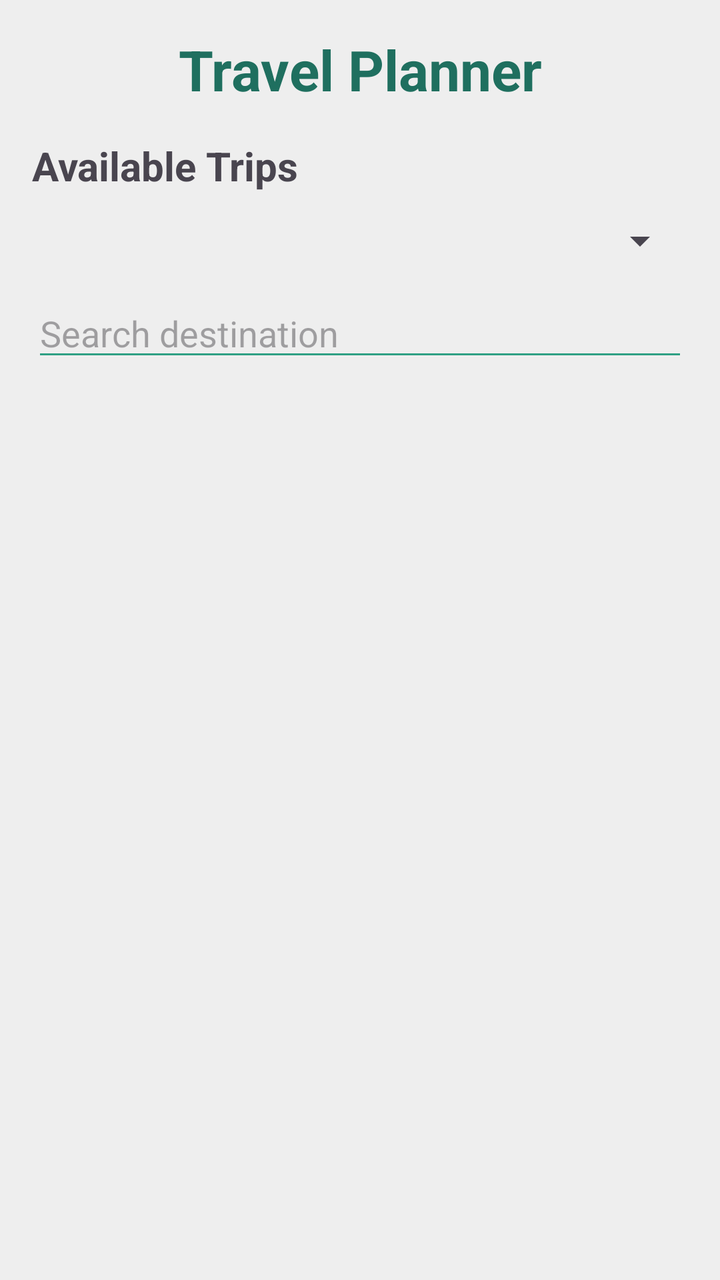
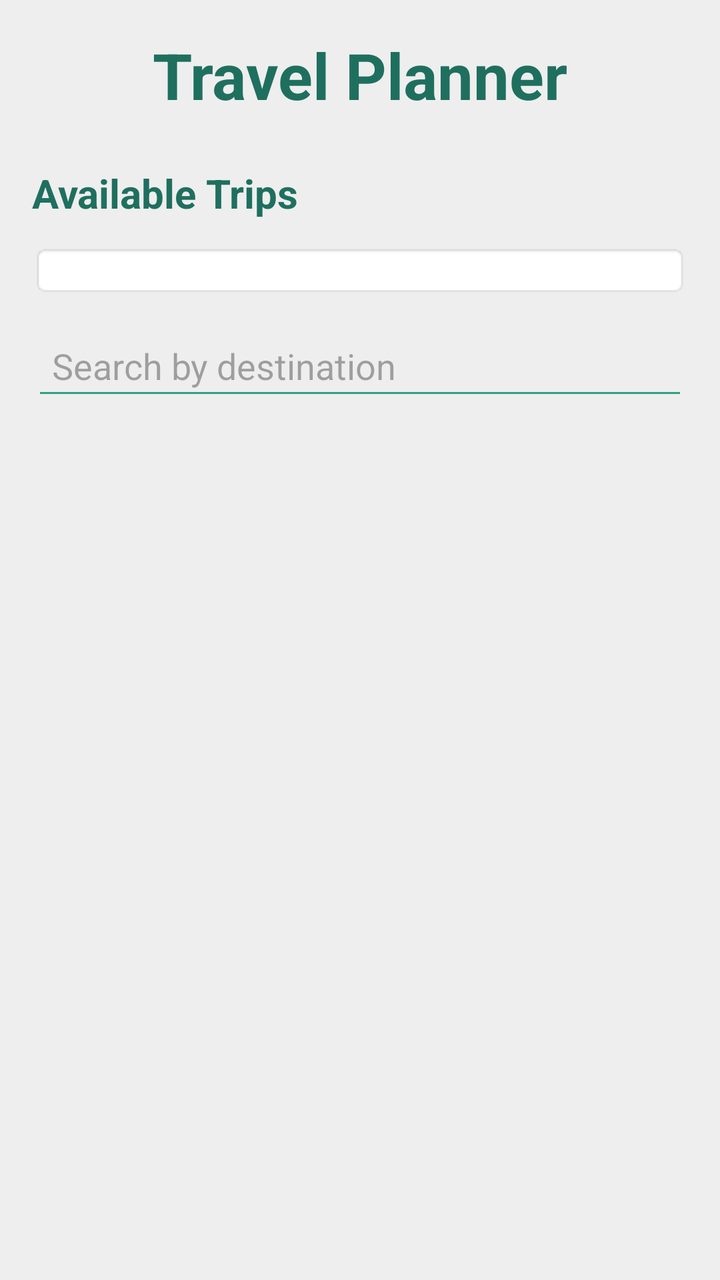

Screens rendered from an Android XML layout before and after an edit, with the pre-edit source and the edit as a unified diff.
<!-- AndroidManifest.xml: application theme Theme.Travelplanner -->
<!-- res/layout/activity_home.xml -->
<?xml version="1.0" encoding="utf-8"?>
<androidx.constraintlayout.widget.ConstraintLayout
    xmlns:android="http://schemas.android.com/apk/res/android"
    xmlns:app="http://schemas.android.com/apk/res-auto"
    android:id="@+id/main"
    android:layout_width="match_parent"
    android:layout_height="match_parent"
    android:background="@color/background_color"
    android:padding="16dp">

    <TextView
        android:id="@+id/txtTitle"
        android:layout_width="wrap_content"
        android:layout_height="wrap_content"
        android:text="Travel Planner"
        android:textColor="@color/primary_dark"
        android:textSize="28sp"
        android:textStyle="bold"
        app:layout_constraintTop_toTopOf="parent"
        app:layout_constraintStart_toStartOf="parent"
        app:layout_constraintEnd_toEndOf="parent" />

    <TextView
        android:id="@+id/txtTripsTitle"
        android:layout_width="wrap_content"
        android:layout_height="wrap_content"
        android:layout_marginTop="16dp"
        android:text="Available Trips"
        android:textSize="20sp"
        android:textStyle="bold"
        app:layout_constraintTop_toBottomOf="@id/txtTitle"
        app:layout_constraintStart_toStartOf="parent" />

    <Spinner
        android:id="@+id/spCountryFilter"
        android:layout_width="0dp"
        android:layout_height="wrap_content"
        android:layout_marginTop="12dp"
        app:layout_constraintTop_toBottomOf="@id/txtTripsTitle"
        app:layout_constraintStart_toStartOf="parent"
        app:layout_constraintEnd_toEndOf="parent" />

    <EditText
        android:id="@+id/etSearch"
        android:layout_width="0dp"
        android:layout_height="wrap_content"
        android:layout_marginTop="12dp"
        android:backgroundTint="@color/primary_color"
        android:hint="Search destination"
        android:inputType="text"
        app:layout_constraintTop_toBottomOf="@id/spCountryFilter"
        app:layout_constraintStart_toStartOf="parent"
        app:layout_constraintEnd_toEndOf="parent" />

    <androidx.recyclerview.widget.RecyclerView
        android:id="@+id/recyclerTrips"
        android:layout_width="0dp"
        android:layout_height="0dp"
        android:layout_marginTop="12dp"
        app:layout_constraintTop_toBottomOf="@id/etSearch"
        app:layout_constraintBottom_toBottomOf="parent"
        app:layout_constraintStart_toStartOf="parent"
        app:layout_constraintEnd_toEndOf="parent" />

    <TextView
        android:id="@+id/txtEmptyResult"
        android:layout_width="wrap_content"
        android:layout_height="wrap_content"
        android:text="No trips found"
        android:textSize="18sp"
        android:textStyle="bold"
        android:visibility="gone"
        app:layout_constraintTop_toTopOf="@id/recyclerTrips"
        app:layout_constraintBottom_toBottomOf="@id/recyclerTrips"
        app:layout_constraintStart_toStartOf="parent"
        app:layout_constraintEnd_toEndOf="parent" />

</androidx.constraintlayout.widget.ConstraintLayout>
<!-- resources referenced by this layout -->
<resources>
  <color name="background_color">#EEEEEE</color>
  <color name="primary_color">#2FA084</color>
  <color name="primary_dark">#1F6F5F</color>
  <style name="Theme.Travelplanner" parent="Base.Theme.Travelplanner" />
  <style name="Base.Theme.Travelplanner" parent="Theme.Material3.DayNight.NoActionBar">
  
          <item name="colorPrimary">@color/primary_color</item>
          <item name="colorSecondary">@color/accent_color</item>
  
      </style>
  <color name="accent_color">#6FCF97</color>
</resources>

<!-- the commit's change to res/layout/activity_home.xml (unified diff, before → after) -->
@@ -14,8 +14,9 @@
         android:layout_height="wrap_content"
         android:text="Travel Planner"
         android:textColor="@color/primary_dark"
-        android:textSize="28sp"
+        android:textSize="32sp"
         android:textStyle="bold"
+        android:paddingBottom="8dp"
         app:layout_constraintTop_toTopOf="parent"
         app:layout_constraintStart_toStartOf="parent"
         app:layout_constraintEnd_toEndOf="parent" />
@@ -28,6 +29,7 @@
         android:text="Available Trips"
         android:textSize="20sp"
         android:textStyle="bold"
+        android:textColor="@color/primary_dark"
         app:layout_constraintTop_toBottomOf="@id/txtTitle"
         app:layout_constraintStart_toStartOf="parent" />
 
@@ -36,6 +38,8 @@
         android:layout_width="0dp"
         android:layout_height="wrap_content"
         android:layout_marginTop="12dp"
+        android:background="@android:drawable/editbox_background"
+        android:padding="6dp"
         app:layout_constraintTop_toBottomOf="@id/txtTripsTitle"
         app:layout_constraintStart_toStartOf="parent"
         app:layout_constraintEnd_toEndOf="parent" />
@@ -45,9 +49,10 @@
         android:layout_width="0dp"
         android:layout_height="wrap_content"
         android:layout_marginTop="12dp"
+        android:hint="Search by destination"
         android:backgroundTint="@color/primary_color"
-        android:hint="Search destination"
         android:inputType="text"
+        android:padding="10dp"
         app:layout_constraintTop_toBottomOf="@id/spCountryFilter"
         app:layout_constraintStart_toStartOf="parent"
         app:layout_constraintEnd_toEndOf="parent" />
@@ -67,7 +72,8 @@
         android:layout_width="wrap_content"
         android:layout_height="wrap_content"
         android:text="No trips found"
-        android:textSize="18sp"
+        android:textColor="@android:color/holo_red_dark"
+        android:textSize="20sp"
         android:textStyle="bold"
         android:visibility="gone"
         app:layout_constraintTop_toTopOf="@id/recyclerTrips"
